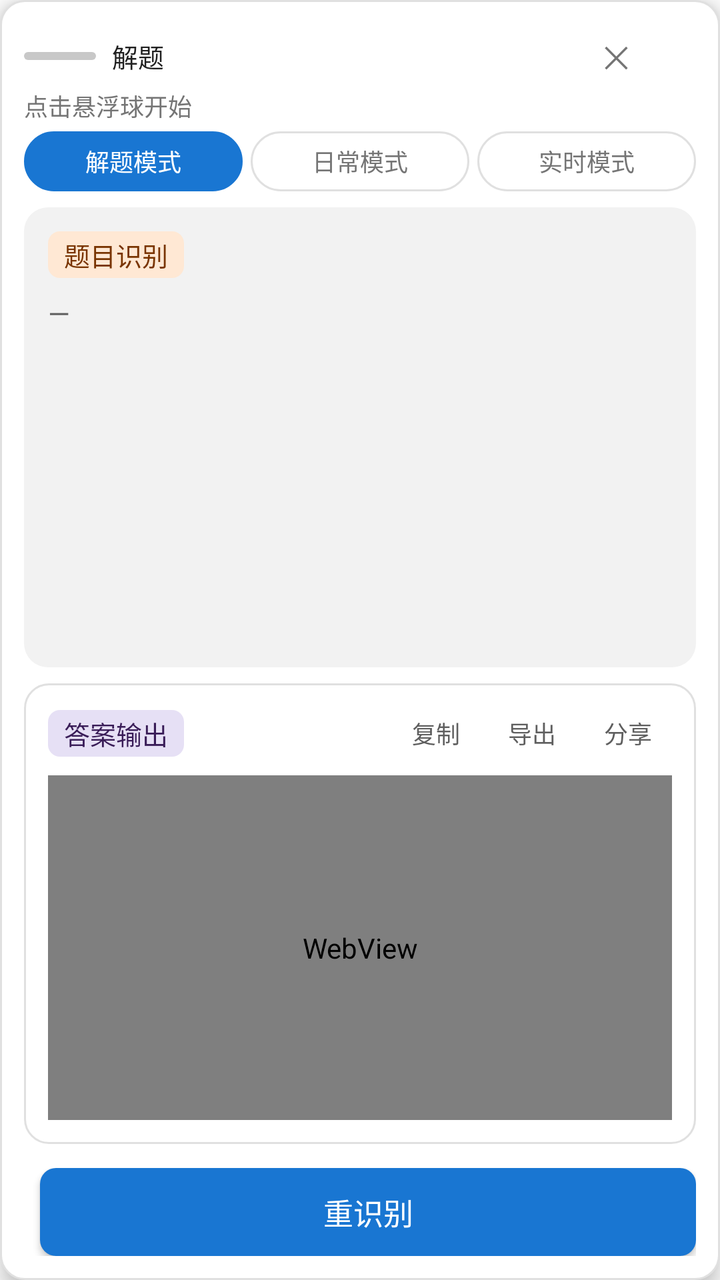
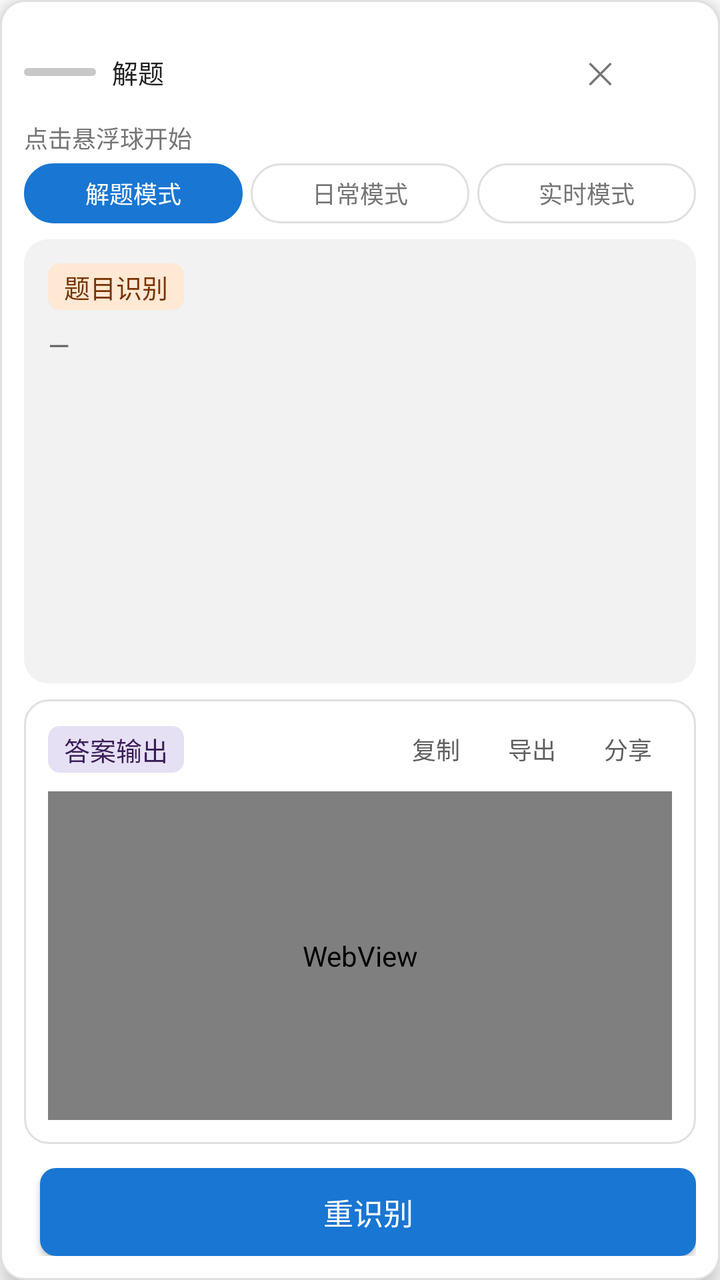

Two renders of the same Android screen: before a commit and after it. Below are the layout's source before the change and the commit's diff.
<!-- AndroidManifest.xml: application theme Theme.QuickAnswer -->
<!-- res/layout/float_panel.xml -->
<?xml version="1.0" encoding="utf-8"?>
<FrameLayout xmlns:android="http://schemas.android.com/apk/res/android"
    android:id="@+id/panel"
    android:layout_width="320dp"
    android:layout_height="@dimen/panel_height"
    android:background="@drawable/bg_panel"
    android:elevation="6dp">

    <LinearLayout
        android:layout_width="match_parent"
        android:layout_height="match_parent"
        android:orientation="vertical"
        android:padding="@dimen/space_sm">

        
        <LinearLayout
            android:id="@+id/panelHeader"
            android:layout_width="match_parent"
            android:layout_height="wrap_content"
            android:layout_marginEnd="@dimen/space_xl"
            android:gravity="center_vertical"
            android:orientation="horizontal">

            <View
                android:layout_width="@dimen/grabber_width"
                android:layout_height="@dimen/grabber_height"
                android:background="@drawable/bg_grabber" />

            <TextView
                android:id="@+id/tvTitle"
                style="@style/Tv.Tag"
                android:layout_width="0dp"
                android:layout_height="wrap_content"
                android:layout_marginStart="@dimen/space_xs"
                android:layout_weight="1"
                android:maxLines="1"
                android:text="@string/panel_title" />

            <TextView
                android:id="@+id/btnClose"
                android:layout_width="32dp"
                android:layout_height="32dp"
                android:gravity="center"
                android:text="✕"
                android:textColor="@color/steel"
                android:textSize="15sp" />
        </LinearLayout>

        <TextView
            android:id="@+id/tvStatus"
            style="@style/Tv.Caption"
            android:layout_width="match_parent"
            android:layout_height="wrap_content"
            android:ellipsize="end"
            android:maxLines="1"
            android:text="@string/panel_status_idle"
            android:textSize="12sp" />

        
        <LinearLayout
            android:layout_width="match_parent"
            android:layout_height="wrap_content"
            android:layout_marginTop="@dimen/space_xxs"
            android:baselineAligned="false"
            android:orientation="horizontal">

            <TextView
                android:id="@+id/segSolve"
                android:layout_width="0dp"
                android:layout_height="30dp"
                android:layout_weight="1"
                android:autoSizeMaxTextSize="12sp"
                android:autoSizeMinTextSize="9sp"
                android:autoSizeStepGranularity="1sp"
                android:autoSizeTextType="uniform"
                android:background="@drawable/bg_segment_selected"
                android:fontFamily="sans-serif-medium"
                android:gravity="center"
                android:maxLines="1"
                android:text="@string/mode_solve"
                android:textColor="@color/on_primary"
                android:textSize="12sp" />

            <TextView
                android:id="@+id/segDaily"
                android:layout_width="0dp"
                android:layout_height="30dp"
                android:layout_marginStart="@dimen/space_xxs"
                android:layout_weight="1"
                android:autoSizeMaxTextSize="12sp"
                android:autoSizeMinTextSize="9sp"
                android:autoSizeStepGranularity="1sp"
                android:autoSizeTextType="uniform"
                android:background="@drawable/bg_segment_default"
                android:fontFamily="sans-serif-medium"
                android:gravity="center"
                android:maxLines="1"
                android:text="@string/mode_daily"
                android:textColor="@color/steel"
                android:textSize="12sp" />

            <TextView
                android:id="@+id/segRealtime"
                android:layout_width="0dp"
                android:layout_height="30dp"
                android:layout_marginStart="@dimen/space_xxs"
                android:layout_weight="1"
                android:autoSizeMaxTextSize="12sp"
                android:autoSizeMinTextSize="9sp"
                android:autoSizeStepGranularity="1sp"
                android:autoSizeTextType="uniform"
                android:background="@drawable/bg_segment_default"
                android:fontFamily="sans-serif-medium"
                android:gravity="center"
                android:maxLines="1"
                android:text="@string/mode_realtime"
                android:textColor="@color/steel"
                android:textSize="12sp" />
        </LinearLayout>

        
        <LinearLayout
            android:id="@+id/dailyInputBar"
            android:layout_width="match_parent"
            android:layout_height="wrap_content"
            android:layout_marginTop="@dimen/space_xxs"
            android:gravity="center_vertical"
            android:orientation="horizontal"
            android:visibility="gone">

            <EditText
                android:id="@+id/etRequest"
                android:layout_width="0dp"
                android:layout_height="36dp"
                android:layout_weight="1"
                android:background="@drawable/bg_input"
                android:fontFamily="sans-serif"
                android:hint="@string/et_request_hint"
                android:imeOptions="actionSend"
                android:inputType="text"
                android:paddingStart="@dimen/space_sm"
                android:paddingEnd="@dimen/space_sm"
                android:singleLine="true"
                android:textColor="@color/ink"
                android:textColorHint="@color/muted"
                android:textSize="14sp" />

            <TextView
                android:id="@+id/btnVoice"
                android:layout_width="wrap_content"
                android:layout_height="36dp"
                android:layout_marginStart="@dimen/space_xxs"
                android:background="@drawable/bg_button_secondary"
                android:fontFamily="sans-serif-medium"
                android:gravity="center"
                android:minWidth="52dp"
                android:paddingStart="@dimen/space_sm"
                android:paddingEnd="@dimen/space_sm"
                android:text="@string/btn_voice"
                android:textColor="@color/ink"
                android:textSize="14sp" />

            
            <TextView
                android:id="@+id/btnDailyShot"
                android:layout_width="wrap_content"
                android:layout_height="36dp"
                android:layout_marginStart="@dimen/space_xxs"
                android:background="@drawable/bg_button_secondary"
                android:fontFamily="sans-serif-medium"
                android:gravity="center"
                android:minWidth="52dp"
                android:paddingStart="@dimen/space_sm"
                android:paddingEnd="@dimen/space_sm"
                android:text="@string/btn_daily_shot"
                android:textColor="@color/ink"
                android:textSize="14sp" />
        </LinearLayout>

        
        <LinearLayout
            android:id="@+id/zoneQuestion"
            android:layout_width="match_parent"
            android:layout_height="0dp"
            android:layout_marginTop="@dimen/space_xs"
            android:layout_weight="1"
            android:background="@drawable/bg_zone_question"
            android:orientation="vertical"
            android:padding="@dimen/space_sm">

            <TextView
                style="@style/Tv.Tag"
                android:layout_width="wrap_content"
                android:layout_height="wrap_content"
                android:background="@drawable/bg_tag_peach"
                android:paddingStart="@dimen/space_xs"
                android:paddingTop="2dp"
                android:paddingEnd="@dimen/space_xs"
                android:paddingBottom="2dp"
                android:text="@string/panel_question_label"
                android:textColor="@color/brand_orange_deep" />

            <ScrollView
                android:layout_width="match_parent"
                android:layout_height="0dp"
                android:layout_marginTop="@dimen/space_xs"
                android:layout_weight="1"
                android:scrollbars="vertical">

                <TextView
                    android:id="@+id/tvQuestion"
                    style="@style/Tv.BodySm"
                    android:layout_width="match_parent"
                    android:layout_height="wrap_content"
                    android:text="@string/panel_question_empty" />
            </ScrollView>
        </LinearLayout>

        
        <LinearLayout
            android:layout_width="match_parent"
            android:layout_height="0dp"
            android:layout_marginTop="@dimen/space_xs"
            android:layout_weight="1"
            android:background="@drawable/bg_zone_answer"
            android:orientation="vertical"
            android:padding="@dimen/space_sm">

            
            <LinearLayout
                android:layout_width="match_parent"
                android:layout_height="wrap_content"
                android:gravity="center_vertical"
                android:orientation="horizontal">

                <TextView
                    android:id="@+id/tvAnswerLabel"
                    style="@style/Tv.Tag"
                    android:layout_width="wrap_content"
                    android:layout_height="wrap_content"
                    android:background="@drawable/bg_tag_lavender"
                    android:paddingStart="@dimen/space_xs"
                    android:paddingTop="2dp"
                    android:paddingEnd="@dimen/space_xs"
                    android:paddingBottom="2dp"
                    android:text="@string/panel_answer_label"
                    android:textColor="@color/brand_purple_800" />

                <View
                    android:layout_width="0dp"
                    android:layout_height="1dp"
                    android:layout_weight="1" />

                <TextView
                    android:id="@+id/btnCopy"
                    style="@style/Chip.Action"
                    android:text="@string/btn_copy" />

                <TextView
                    android:id="@+id/btnExport"
                    style="@style/Chip.Action"
                    android:layout_marginStart="@dimen/space_xxs"
                    android:text="@string/btn_export" />

                <TextView
                    android:id="@+id/btnShare"
                    style="@style/Chip.Action"
                    android:layout_marginStart="@dimen/space_xxs"
                    android:text="@string/btn_share" />
            </LinearLayout>

            
            <WebView
                android:id="@+id/webAnswer"
                android:layout_width="match_parent"
                android:layout_height="0dp"
                android:layout_marginTop="@dimen/space_xs"
                android:layout_weight="1"
                android:background="@android:color/transparent"
                android:scrollbars="vertical" />
        </LinearLayout>

        
        <LinearLayout
            android:layout_width="match_parent"
            android:layout_height="wrap_content"
            android:layout_marginTop="@dimen/space_sm"
            android:orientation="horizontal">

            
            <Button
                android:id="@+id/btnStitch"
                style="@style/Btn.Secondary"
                android:layout_width="0dp"
                android:layout_height="wrap_content"
                android:layout_weight="1"
                android:text="@string/btn_stitch"
                android:visibility="gone" />

            <Button
                android:id="@+id/btnReread"
                style="@style/Btn.Primary"
                android:layout_width="0dp"
                android:layout_height="wrap_content"
                android:layout_marginStart="@dimen/space_xs"
                android:layout_weight="1"
                android:text="@string/btn_reread" />
        </LinearLayout>
    </LinearLayout>

    
    <FrameLayout
        android:id="@+id/handle_tl"
        android:layout_width="32dp"
        android:layout_height="32dp"
        android:layout_gravity="top|start" />

    <FrameLayout
        android:id="@+id/handle_tr"
        android:layout_width="32dp"
        android:layout_height="32dp"
        android:layout_gravity="top|end" />

    <FrameLayout
        android:id="@+id/handle_bl"
        android:layout_width="32dp"
        android:layout_height="32dp"
        android:layout_gravity="bottom|start" />

    <FrameLayout
        android:id="@+id/handle_br"
        android:layout_width="32dp"
        android:layout_height="32dp"
        android:layout_gravity="bottom|end" />
</FrameLayout>
<!-- resources referenced by this layout -->
<resources>
  <color name="brand_orange_deep">#793400</color>
  <color name="brand_purple_800">#391C57</color>
  <color name="ink">#1F1F1F</color>
  <color name="muted">#BDBDBD</color>
  <color name="on_primary">#FFFFFF</color>
  <color name="steel">#757575</color>
  <dimen name="grabber_height">4dp</dimen>
  <dimen name="grabber_width">36dp</dimen>
  <dimen name="panel_height">560dp</dimen>
  <dimen name="space_sm">12dp</dimen>
  <dimen name="space_xl">24dp</dimen>
  <dimen name="space_xs">8dp</dimen>
  <dimen name="space_xxs">4dp</dimen>
  <!-- drawable bg_grabber (drawable) -->
  <?xml version="1.0" encoding="utf-8"?>
  <shape xmlns:android="http://schemas.android.com/apk/res/android" android:shape="rectangle">
      <solid android:color="@color/hairline_strong" />
      <corners android:radius="@dimen/grabber_height" />
  </shape>
  <!-- drawable bg_tag_lavender (drawable) -->
  <?xml version="1.0" encoding="utf-8"?>
  <shape xmlns:android="http://schemas.android.com/apk/res/android" android:shape="rectangle">
      <solid android:color="@color/tint_lavender" />
      <corners android:radius="@dimen/radius_sm" />
  </shape>
  <!-- drawable bg_tag_peach (drawable) -->
  <?xml version="1.0" encoding="utf-8"?>
  <shape xmlns:android="http://schemas.android.com/apk/res/android" android:shape="rectangle">
      <solid android:color="@color/tint_peach" />
      <corners android:radius="@dimen/radius_sm" />
  </shape>
  <!-- drawable bg_zone_question (drawable) -->
  <?xml version="1.0" encoding="utf-8"?>
  <shape xmlns:android="http://schemas.android.com/apk/res/android" android:shape="rectangle">
      <solid android:color="@color/surface" />
      <corners android:radius="@dimen/radius_lg" />
  </shape>
  <string name="btn_copy">复制</string>
  <string name="btn_daily_shot">截屏</string>
  <string name="btn_export">导出</string>
  <string name="btn_reread">重识别</string>
  <string name="btn_share">分享</string>
  <string name="btn_stitch">拼接</string>
  <string name="btn_voice">语音</string>
  <string name="et_request_hint">说出你的需求（可留空）</string>
  <string name="mode_daily">日常模式</string>
  <string name="mode_realtime">实时模式</string>
  <string name="mode_solve">解题模式</string>
  <string name="panel_answer_label">答案输出</string>
  <string name="panel_question_empty">—</string>
  <string name="panel_question_label">题目识别</string>
  <string name="panel_status_idle">点击悬浮球开始</string>
  <string name="panel_title">解题</string>
  <style name="Tv.BodySm" parent="">
          <item name="android:fontFamily">sans-serif</item>
          <item name="android:textSize">14sp</item>
          <item name="android:textColor">@color/slate</item>
          <item name="android:lineSpacingMultiplier">1.5</item>
      </style>
  <style name="Tv.Caption" parent="">
          <item name="android:fontFamily">sans-serif</item>
          <item name="android:textSize">13sp</item>
          <item name="android:textColor">@color/steel</item>
      </style>
  <style name="Tv.Tag" parent="">
          <item name="android:fontFamily">sans-serif-medium</item>
          <item name="android:textSize">13sp</item>
          <item name="android:textColor">@color/charcoal</item>
      </style>
  <color name="surface">#F2F2F2</color>
  <color name="hairline_strong">#C8C8C8</color>
  <dimen name="radius_md">8dp</dimen>
  <color name="canvas">#FFFFFF</color>
  <color name="primary">#1976D2</color>
  <color name="hairline">#E0E0E0</color>
  <dimen name="radius_lg">12dp</dimen>
  <dimen name="radius_full">999dp</dimen>
  <color name="tint_lavender">#E6E0F5</color>
  <dimen name="radius_sm">6dp</dimen>
  <color name="tint_peach">#FFE8D4</color>
  <dimen name="control_height">44dp</dimen>
  <dimen name="space_md">16dp</dimen>
  <color name="slate">#5F5F5F</color>
  <color name="charcoal">#212121</color>
  <color name="brand_navy">#F2F2F2</color>
  <color name="primary_pressed">#1565C0</color>
  <!-- unchanged entries left out for length: 12 -->
</resources>

<!-- the commit's change to res/layout/float_panel.xml (unified diff, before → after) -->
@@ -36,10 +36,11 @@
                 android:maxLines="1"
                 android:text="@string/panel_title" />
 
+            
             <TextView
                 android:id="@+id/btnClose"
-                android:layout_width="32dp"
-                android:layout_height="32dp"
+                android:layout_width="@dimen/touch_target"
+                android:layout_height="@dimen/touch_target"
                 android:gravity="center"
                 android:text="✕"
                 android:textColor="@color/steel"
<!-- resource entries referenced after the edit -->
@@ -13,6 +13,7 @@
   <dimen name="space_xl">24dp</dimen>
   <dimen name="space_xs">8dp</dimen>
   <dimen name="space_xxs">4dp</dimen>
+  <dimen name="touch_target">48dp</dimen>
   <!-- drawable bg_grabber (drawable) -->
   <?xml version="1.0" encoding="utf-8"?>
   <shape xmlns:android="http://schemas.android.com/apk/res/android" android:shape="rectangle">
